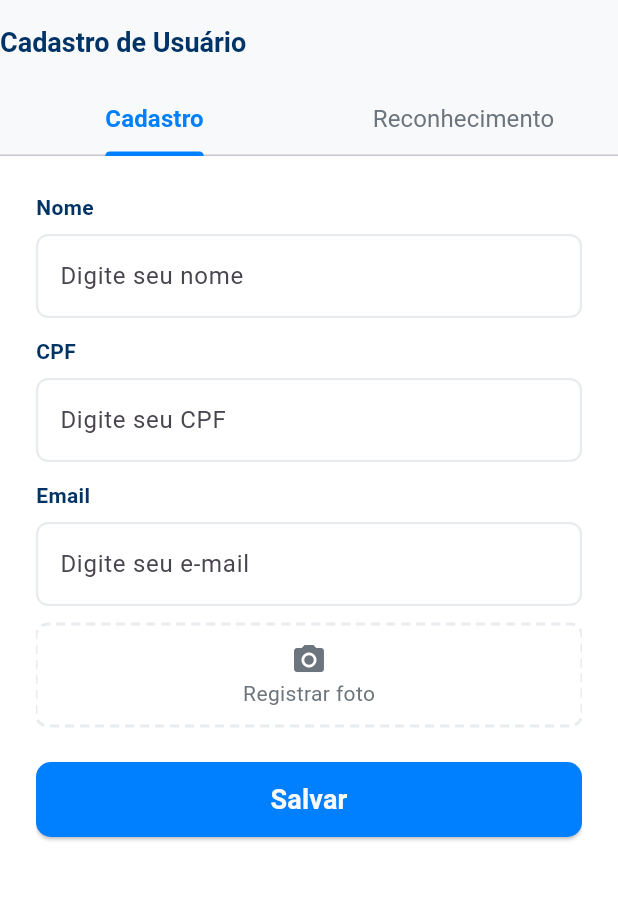
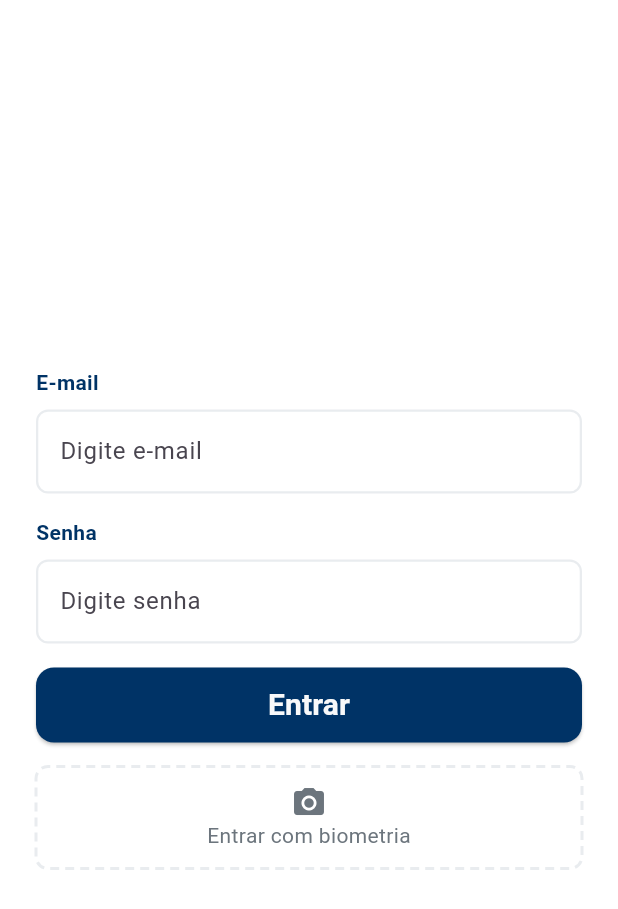
Before and after one commit to vinicius761/reconhecimento_facial, a Flutter app: the screen it shows after launch, on a phone screen of 412 x 824 dp. Shown: the top 909 px of the screen. Run offline on Flutter 3.47's test engine with Material 3 defaults, Android fonts, the phone set to English and light mode, and no system bars; drawn by our look-alikes of dotted_border; our stand-ins replace camera, fluttertoast, get; missing offline and left inert: google_mlkit_face_detection; accounts and stored records are empty.

Commit message:
feat login

```diff
--- /dev/null
+++ b/lib/Api/Reconhecimento.api.dart
@@ -0,0 +1,15 @@
+import 'package:camera/camera.dart';
+import 'package:facial/Config/ApiClinte.config.dart';
+import 'package:get/get.dart';
+
+class ReconhecimentoApi {
+  final ApiClient _apiClient = Get.find<ApiClient>();
+
+  Future<Response> enviarFotoReconhecimento(XFile foto) async {
+    final formData = FormData({
+      'foto': MultipartFile(foto.path, filename: 'reconhecimento.jpg'),
+    });
+
+    return await _apiClient.post('/reconhecimento/', formData);
+  }
+}
--- /dev/null
+++ b/lib/Binding/Login.binding.dart
@@ -0,0 +1,9 @@
+import 'package:facial/Controller/Login.controller.dart';
+import 'package:get/get.dart';
+
+class LoginBinding extends Bindings {
+  @override
+  void dependencies() {
+    Get.lazyPut<LoginController>(() => LoginController());
+  }
+}
--- a/lib/Binding/Usuario.binding.dart
+++ b/lib/Binding/Usuario.binding.dart
@@ -1,7 +1,7 @@
 import 'package:facial/Controller/Usuario.controller.dart';
 import 'package:get/get.dart';
 
-class Usuariobinding extends Bindings {
+class UsuarioBinding extends Bindings {
   @override
   void dependencies() {
     Get.lazyPut<UsuarioController>(() => UsuarioController());
--- a/lib/Components/Buttonbar.component.dart
+++ b/lib/Components/Buttonbar.component.dart
@@ -31,10 +31,10 @@ class ButtonbarComponent extends StatelessWidget {
       child: ElevatedButton(
         onPressed: loading ? null : onPress,
         style: ElevatedButton.styleFrom(
-          backgroundColor: AppColors.primaryBlue,
+          backgroundColor: AppColors.darkBlue,
           disabledBackgroundColor: backgroundColor?.withOpacity(0.6),
           shape: RoundedRectangleBorder(
-            borderRadius: BorderRadius.circular(10),
+            borderRadius: BorderRadius.circular(12),
           ),
         ),
         child: loading
@@ -56,7 +56,7 @@ class ButtonbarComponent extends StatelessWidget {
                   Text(
                     label,
                     style: TextStyle(
-                      fontSize: 18,
+                      fontSize: 20,
                       color: AppColors.lightGray,
                       fontWeight: FontWeight.bold,
                     ),
--- /dev/null
+++ b/lib/Controller/Login.controller.dart
@@ -0,0 +1,52 @@
+import 'package:camera/camera.dart';
+import 'package:facial/Api/Reconhecimento.api.dart';
+import 'package:facial/Components/ToastMessage.component.dart';
+import 'package:facial/Models/Usuario.model.dart';
+import 'package:flutter/material.dart';
+import 'package:get/get_rx/src/rx_types/rx_types.dart';
+import 'package:get/get_state_manager/src/simple/get_controllers.dart';
+
+class LoginController extends GetxController {
+  ReconhecimentoApi reconhecimentoApi = ReconhecimentoApi();
+
+  TextEditingController email = TextEditingController();
+  TextEditingController senha = TextEditingController();
+
+  Rxn<XFile> fotoReconhecimento = Rxn<XFile>();
+  Rxn<UsuarioModel> usuario = Rxn<UsuarioModel>();
+
+  Future<void> reconhecimento() async {
+    try {
+      if (fotoReconhecimento.value == null) {
+        ToastMessageComponent.error(
+          'Por favor, tire uma foto para reconhecer.',
+        );
+        return;
+      }
+
+      final response = await reconhecimentoApi.enviarFotoReconhecimento(
+        fotoReconhecimento.value!,
+      );
+
+      if (response.statusCode == 200) {
+        final body = response.body;
+
+        if (body['reconhecido'] == true && body['usuario'] != null) {
+          usuario.value = UsuarioModel.fromJson(body['usuario']);
+          ToastMessageComponent.success(
+            'Reconhecimento realizado com sucesso!',
+          );
+        } else {
+          final mensagem = body['mensagem'] ?? 'Rosto não reconhecido.';
+          ToastMessageComponent.error(mensagem);
+        }
+      } else {
+        ToastMessageComponent.error('Falha ao enviar reconhecimento.');
+      }
+    } catch (e) {
+      ToastMessageComponent.error('Erro ao processar reconhecimento: $e');
+    }
+  }
+
+  salvar() {}
+}
--- a/lib/InitialBinding.dart
+++ b/lib/InitialBinding.dart
@@ -5,10 +5,7 @@ import 'package:get/get.dart';
 class InitialBinding extends Bindings {
   @override
   void dependencies() {
-    Get.lazyPut<FaceDetectorController>(
-      () => FaceDetectorController(),
-      fenix: true,
-    );
+    Get.put(FaceDetectorController(), permanent: true);
     Get.put(ApiClient(), permanent: true);
   }
 }
--- a/lib/Models/Usuario.model.dart
+++ b/lib/Models/Usuario.model.dart
@@ -5,18 +5,31 @@ class UsuarioModel {
   final String? cpf;
   final String? email;
   final XFile? foto;
+  final String nivelAcesso;
 
-  UsuarioModel({required this.nome, this.cpf, this.email, this.foto});
+  UsuarioModel({
+    required this.nome,
+    this.cpf,
+    this.email,
+    this.foto,
+    this.nivelAcesso = 'USUARIO',
+  });
 
   factory UsuarioModel.fromJson(Map<String, dynamic> json) {
     return UsuarioModel(
       nome: json['nome'] ?? '',
       cpf: json['cpf'],
       email: json['email'],
+      nivelAcesso: json['nivel_acesso'] ?? 'USUARIO',
     );
   }
 
   Map<String, dynamic> toJson() {
-    return {'nome': nome, 'cpf': cpf, 'email': email};
+    return {
+      'nome': nome,
+      'cpf': cpf,
+      'email': email,
+      'nivel_acesso': nivelAcesso,
+    };
   }
 }
--- /dev/null
+++ b/lib/Screens/Login.screen.dart
@@ -0,0 +1,68 @@
+import 'package:facial/Components/Buttonbar.component.dart';
+import 'package:facial/Components/FormField.component.dart';
+import 'package:facial/Components/FotoPreview.conponent.dart';
+import 'package:facial/Config/AppColors.config.dart';
+import 'package:facial/Controller/FaceDetector.controller.dart';
+import 'package:facial/Controller/Login.controller.dart';
+import 'package:flutter/material.dart';
+import 'package:get/get_core/src/get_main.dart';
+import 'package:get/get_instance/src/extension_instance.dart';
+
+class LoginScreen extends StatelessWidget {
+  @override
+  Widget build(BuildContext context) {
+    LoginController controller = Get.find<LoginController>();
+    FaceDetectorController faceController = Get.find<FaceDetectorController>();
+
+    return Scaffold(
+      backgroundColor: AppColors.background,
+      body: SafeArea(
+        child: Padding(
+          padding: EdgeInsetsGeometry.all(24),
+          child: Column(
+            mainAxisAlignment: MainAxisAlignment.center,
+            crossAxisAlignment: CrossAxisAlignment.center,
+            children: [
+              FormFieldComponent(
+                label: 'E-mail',
+                hint: 'Digite e-mail',
+                controller: controller.email,
+              ),
+              SizedBox(height: 16),
+              FormFieldComponent(
+                label: 'Senha',
+                hint: 'Digite senha',
+                controller: controller.senha,
+                // enabled: false,
+              ),
+              SizedBox(height: 16),
+              ButtonbarComponent(
+                label: 'Entrar',
+                onPress: () => controller.salvar(),
+                loading: false,
+              ),
+
+              SizedBox(height: 16),
+              FotoPreviewWidget(
+                fotoRx: controller.fotoReconhecimento,
+                onTirarFoto: () async {
+                  final foto = await faceController
+                      .abrirModalReconhecimentoFacialAutomatico();
+
+                  if (foto != null) {
+                    controller.fotoReconhecimento.value = foto;
+                    controller.reconhecimento();
+                    print("okok ${controller.fotoReconhecimento.value}");
+                  }
+                },
+                labelBotaoTirar: 'Entrar com biometria',
+                labelBotaoTrocar: 'Tirar outra foto',
+                alturaPreview: 200,
+              ),
+            ],
+          ),
+        ),
+      ),
+    );
+  }
+}
--- a/lib/main.dart
+++ b/lib/main.dart
@@ -1,5 +1,7 @@
+import 'package:facial/Binding/Login.binding.dart';
 import 'package:facial/Binding/Usuario.binding.dart';
 import 'package:facial/InitialBinding.dart';
+import 'package:facial/Screens/Login.screen.dart';
 import 'package:facial/Screens/Usuario.screen.dart';
 import 'package:flutter/material.dart';
 import 'package:get/get_navigation/src/root/get_material_app.dart';
@@ -18,13 +20,18 @@ class MyApp extends StatelessWidget {
   Widget build(BuildContext context) {
     return GetMaterialApp(
       debugShowCheckedModeBanner: false,
-      initialRoute: '/usuario',
+      initialRoute: '/login',
       initialBinding: InitialBinding(),
       getPages: [
         GetPage(
           name: '/usuario',
           page: () => UsuarioScreen(),
-          binding: Usuariobinding(),
+          binding: UsuarioBinding(),
+        ),
+        GetPage(
+          name: '/login',
+          page: () => LoginScreen(),
+          binding: LoginBinding(),
         ),
       ],
     );
```
Also changed, not shown: lib/Api/Usuario.api.dart (+7 -3 lines), lib/Binding/Reconhecimento.binding.dart (added, +9 -0 lines), lib/Components/FaceDetectorView.component.dart (+12 -82 lines), lib/Controller/FaceDetector.controller.dart (+152 -52 lines), lib/Controller/Reconhecimento.controller.dart (added, +48 -0 lines), lib/Controller/Usuario.controller.dart (+47 -7 lines), lib/Screens/Usuario.screen.dart (+42 -8 lines), lib/Config/ApiClinte.config.dart.
